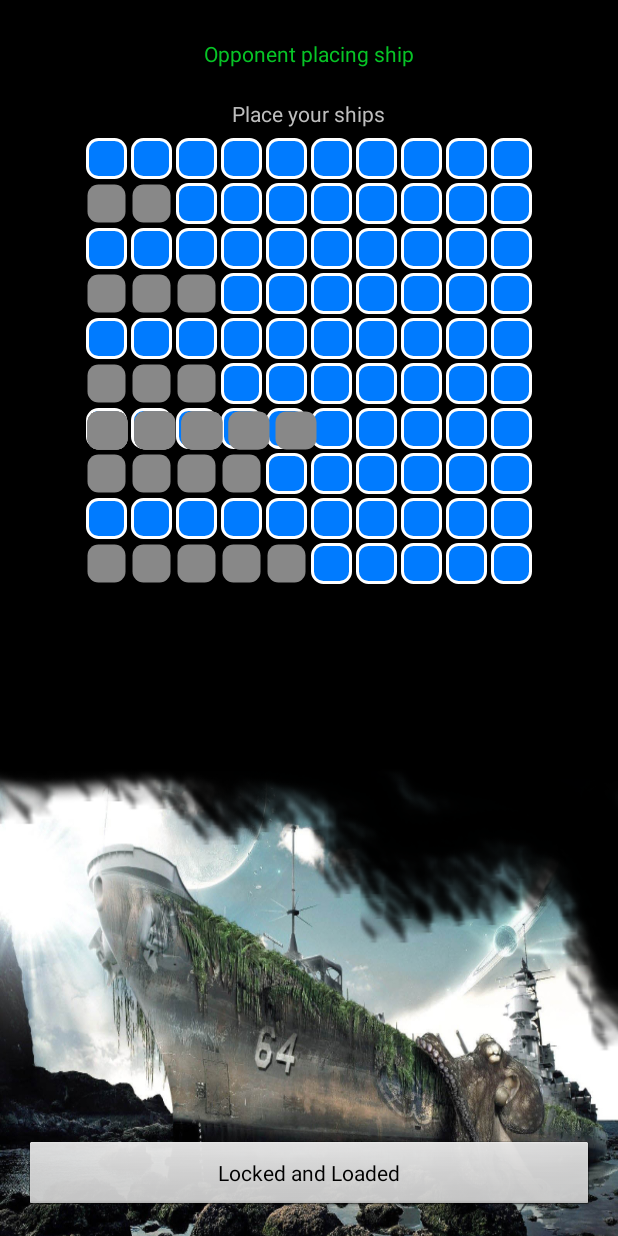
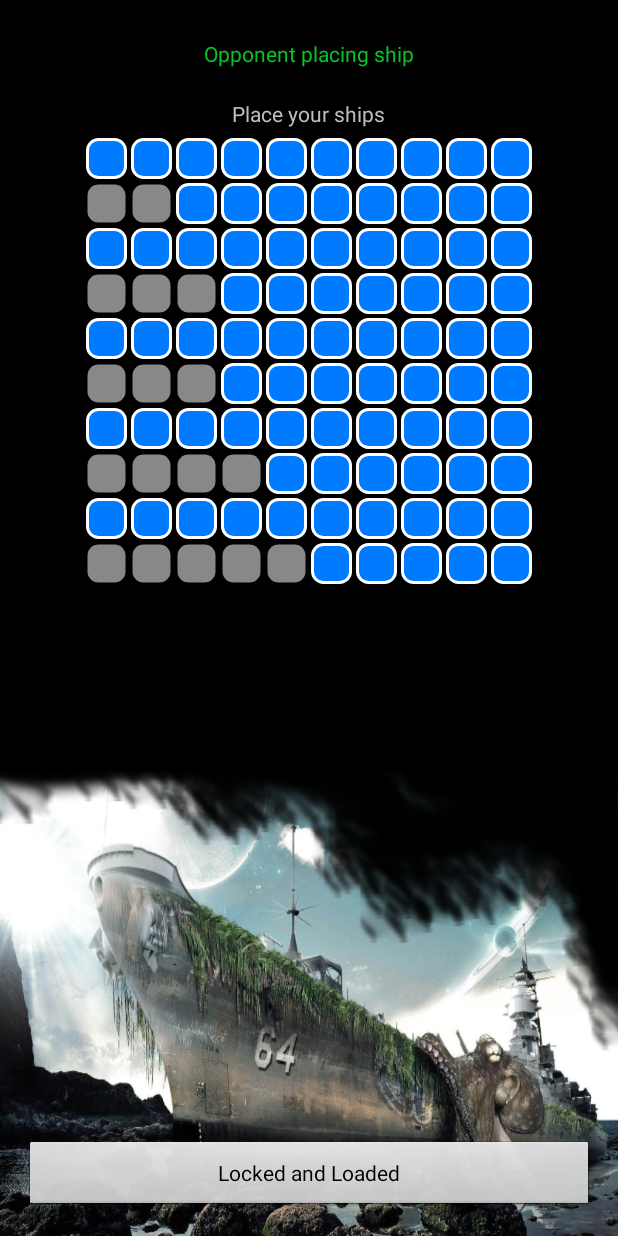
Before and after one commit to Floopy-Doo/Battleship, an Android app: the fragment MultiplayerGameSetupFragment placed in its activity, on a phone screen of 412 x 824 dp. Run offline under Robolectric (Android 15) with nearby library versions, the phone set to English and light mode, and no system bars; 1 statement that could not run was skipped.

Commit message:
kack drag and drop

```diff
--- a/app/src/main/res/layout/fragment_game_setup.xml
+++ b/app/src/main/res/layout/fragment_game_setup.xml
@@ -47,15 +47,6 @@
 
 
     </LinearLayout>
-    <include
-        android:layout_width="300dp"
-        android:layout_height="280dp"
-        layout="@layout/ship_shadow"
-        android:layout_centerInParent="true"
-        android:id="@+id/gridOpponent"
-        android:layout_gravity="center_horizontal"
-        android:layout_marginBottom="10dp"
-        />
 
     <Button
         android:layout_width="match_parent"
```
